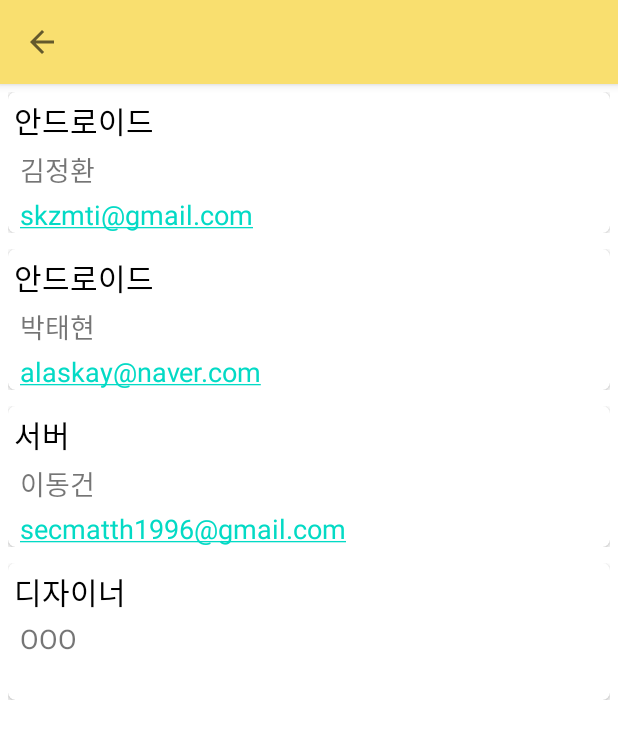
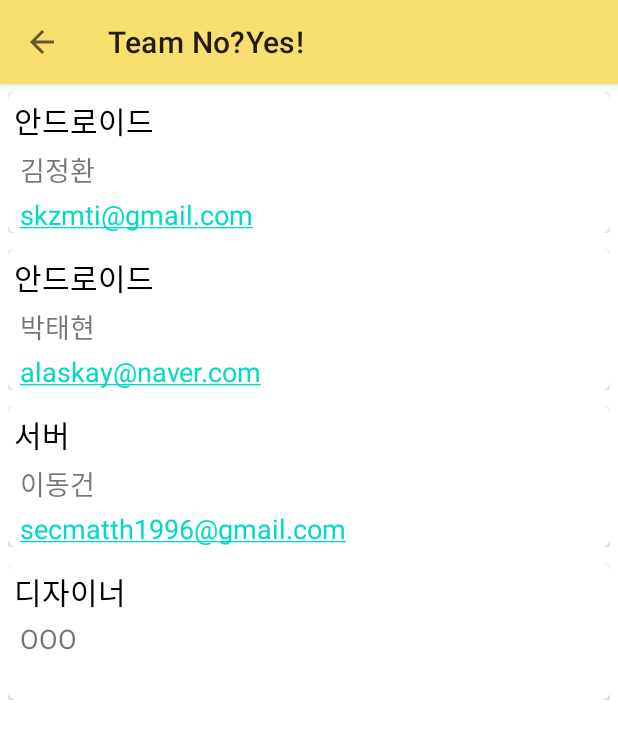
Before and after one commit to matzip-exe/Client, an Android app: the AboutUs screen opened directly, with no data from a screen before it, on a phone screen of 412 x 824 dp. Shown: the top 739 px of the screen. Run offline under Robolectric (Android 15) with nearby library versions, the phone set to English and light mode, and no system bars; our stand-ins replace data binding.

Commit message:
MOD AboutUs Title

```diff
--- a/app/src/main/res/layout/activity_about_us.xml
+++ b/app/src/main/res/layout/activity_about_us.xml
@@ -1,8 +1,8 @@
 <?xml version="1.0" encoding="utf-8"?>
-<layout>
-    <androidx.coordinatorlayout.widget.CoordinatorLayout xmlns:android="http://schemas.android.com/apk/res/android"
-        xmlns:app="http://schemas.android.com/apk/res-auto"
-        xmlns:tools="http://schemas.android.com/tools"
+<layout xmlns:android="http://schemas.android.com/apk/res/android"
+    xmlns:app="http://schemas.android.com/apk/res-auto"
+    xmlns:tools="http://schemas.android.com/tools">
+    <androidx.coordinatorlayout.widget.CoordinatorLayout
 
 
         android:id="@+id/coord_aboutus"
@@ -15,21 +15,11 @@
             android:layout_width="match_parent"
             android:layout_height="wrap_content">
 
-            <com.google.android.material.appbar.CollapsingToolbarLayout
-                android:id="@+id/ctl_aboutus"
+            <androidx.appcompat.widget.Toolbar
+                android:id="@+id/toolbar_aboutus"
                 android:layout_width="match_parent"
-                android:layout_height="match_parent"
-                app:contentScrim="?attr/colorPrimary"
+                android:layout_height="?attr/actionBarSize"></androidx.appcompat.widget.Toolbar>
 
-                app:layout_scrollFlags="scroll|exitUntilCollapsed"
-                app:toolbarId="@+id/toolbar">
-
-
-                <androidx.appcompat.widget.Toolbar
-                    android:id="@+id/toolbar_aboutus"
-                    android:layout_width="match_parent"
-                    android:layout_height="?attr/actionBarSize"></androidx.appcompat.widget.Toolbar>
-            </com.google.android.material.appbar.CollapsingToolbarLayout>
         </com.google.android.material.appbar.AppBarLayout>
 
         <LinearLayout
--- a/app/src/main/res/values/strings.xml
+++ b/app/src/main/res/values/strings.xml
@@ -6,7 +6,7 @@
     <string name="no_distacne">거리 ? km</string>
     <string name="cancel">취소</string>
     <string name="OSS">OSS Notice</string>
-    <string name="AboutUs">About US</string>
+    <string name="AboutUs">Team No?Yes!</string>
     <string name="Apache">  "Apache License
                            Version 2.0, January 2004
                         http://www.apache.org/licenses/
```
